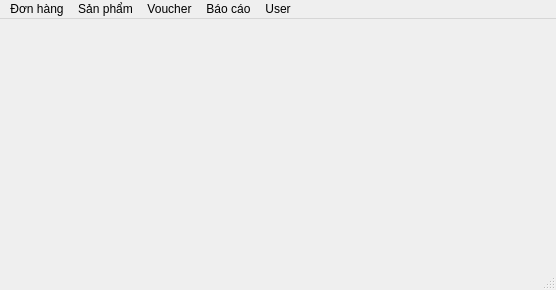
Qt form mainwindow.ui (si13ncer/DoAnCTDL) before a commit.
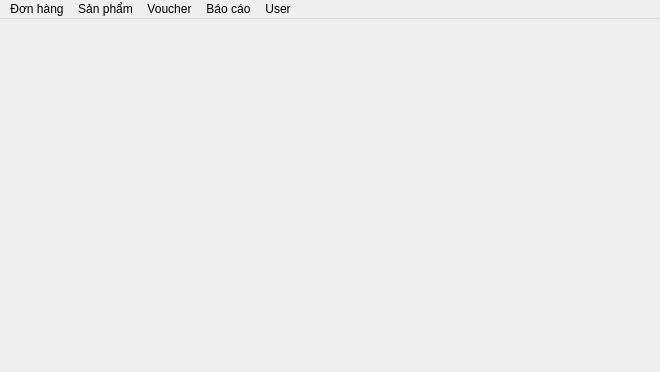
The same form after that commit. Icons and pictures are not drawn.

Patch:
```diff
--- a/mainwindow.ui
+++ b/mainwindow.ui
@@ -6,8 +6,8 @@
    <rect>
     <x>0</x>
     <y>0</y>
-    <width>556</width>
-    <height>290</height>
+    <width>660</width>
+    <height>372</height>
    </rect>
   </property>
   <property name="windowTitle">
@@ -19,7 +19,7 @@
     <rect>
      <x>0</x>
      <y>0</y>
-     <width>556</width>
+     <width>660</width>
      <height>21</height>
     </rect>
    </property>
@@ -65,8 +65,7 @@
    <addaction name="menuB_o_c_o"/>
    <addaction name="menuQu_n_l_User"/>
   </widget>
-  <widget class="QStatusBar" name="statusbar"/>
-  <action name="actionT_o_n">
+  <action name="actTaodon">
    <property name="text">
     <string>Tạo đơn</string>
    </property>
```
Left out of the diff: 60 changed lines with no effect on the pictures.
